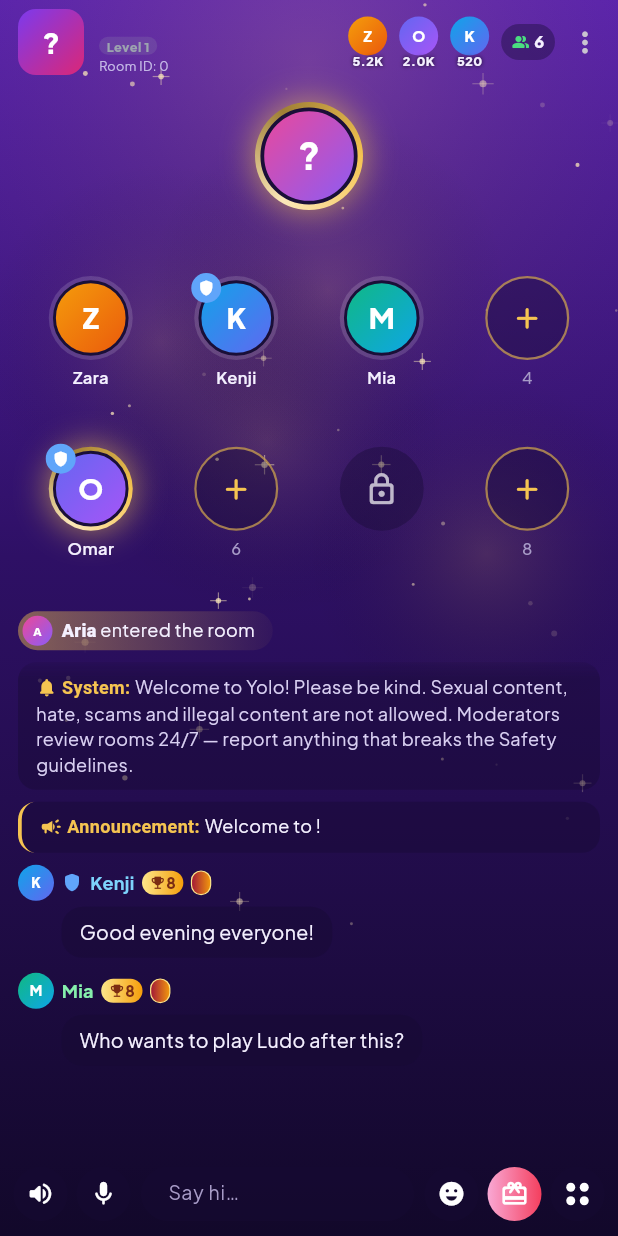
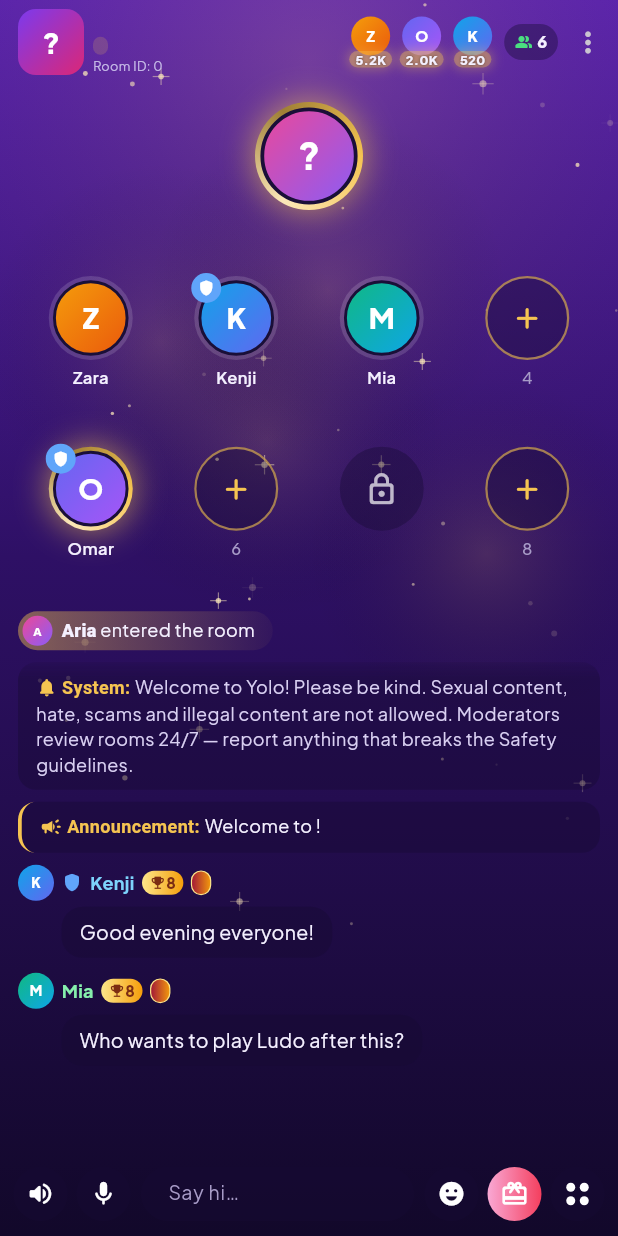
Before and after one commit to zirango-in/Yolo, a Flutter app: the RoomScreen screen opened directly with empty values, on a phone screen of 412 x 824 dp. Run offline on Flutter 3.47's test engine with Material 3 defaults, Android fonts, the phone set to English and light mode, and no system bars; drawn by our look-alikes of flutter_animate; our stand-ins replace dio, file_picker, flutter_riverpod, go_router, google_fonts, image_picker and 3 more; accounts and stored records are empty.

Commit message:
Room header: category word, attached Charms tags, balanced spacing
Show the room's category instead of the level, Charms numbers on a soft
theme-coloured tag attached to each picture, name block closer to the
room picture, and less gap between the online count and the menu.

Co-Authored-By: Claude Opus 5.5 <noreply@anthropic.com>
Claude-Session: https://claude.ai/code/session_011j6Udd9i9WvrsVGvFvhCn9

```diff
--- a/app/lib/features/room/room_screen.dart
+++ b/app/lib/features/room/room_screen.dart
@@ -9,7 +9,6 @@ import 'package:material_ui/material_ui.dart';
 import '../../core/theme.dart';
 import '../../data/models.dart';
 import '../../data/providers.dart';
-import '../../data/room_levels.dart';
 import '../../data/room_look.dart';
 import '../../data/settings_providers.dart';
 import '../../data/social_providers.dart';
@@ -222,17 +221,15 @@ class _Header extends ConsumerWidget {
 
   @override
   Widget build(BuildContext context, WidgetRef ref) {
-    final (name, cover, exp, locked, contributions, online, groupId) =
-        ref.watch(roomProvider(room).select((s) => (s.name, s.coverPath, s.exp, s.password.isNotEmpty, s.contributions, s.onlineCount, s.groupId)));
+    final (name, cover, tag, locked, contributions, online, groupId) =
+        ref.watch(roomProvider(room).select((s) => (s.name, s.coverPath, s.tag, s.password.isNotEmpty, s.contributions, s.onlineCount, s.groupId)));
     final ctrl = ref.read(roomProvider(room).notifier);
     final look = RoomLookScope.of(context);
-    final lvl = levelForExp(exp).level;
-    final levelColor = roomLevelColors(lvl).first;
     // Group chip: only while no group is linked, and only for people who can link one.
     final showGroup = groupId == null && ctrl.canManage;
 
     return Padding(
-      padding: const EdgeInsets.fromLTRB(12, 6, 2, 0),
+      padding: const EdgeInsets.fromLTRB(12, 6, 0, 0),
       child: Column(crossAxisAlignment: CrossAxisAlignment.start, children: [
         Row(children: [
           Expanded(
@@ -245,7 +242,7 @@ class _Header extends ConsumerWidget {
                 onTap: () => showRoomInfoSheet(context, ref, room),
                 child: Row(children: [
                   RoomCover(room: room, name: name, coverPath: cover, size: 44, radius: 12),
-                  const SizedBox(width: 10),
+                  const SizedBox(width: 6),
                   Flexible(
                     child: Column(crossAxisAlignment: CrossAxisAlignment.start, mainAxisSize: MainAxisSize.min, children: [
                       Row(mainAxisSize: MainAxisSize.min, children: [
@@ -255,8 +252,8 @@ class _Header extends ConsumerWidget {
                       const SizedBox(height: 2),
                       Container(
                         padding: const EdgeInsets.symmetric(horizontal: 5, vertical: 1),
-                        decoration: BoxDecoration(color: levelColor.withValues(alpha: 0.18), borderRadius: BorderRadius.circular(6)),
-                        child: Text('Level $lvl', style: TextStyle(fontSize: 8.5, fontWeight: FontWeight.w800, color: levelColor, height: 1.2)),
+                        decoration: BoxDecoration(color: look.accent.withValues(alpha: 0.18), borderRadius: BorderRadius.circular(6)),
+                        child: Text(tag, style: TextStyle(fontSize: 8.5, fontWeight: FontWeight.w800, color: look.accent, height: 1.2)),
                       ),
                       const SizedBox(height: 2),
                       Text('Room ID: ${room.id}', maxLines: 1, overflow: TextOverflow.ellipsis, style: const TextStyle(fontSize: 8.5, color: Color(0xFFC4B8E6), height: 1.2)),
@@ -288,7 +285,7 @@ class _Header extends ConsumerWidget {
               ),
             ),
           ),
-          IconButton(tooltip: 'Room menu', visualDensity: VisualDensity.compact, padding: EdgeInsets.zero, constraints: const BoxConstraints(minWidth: 36, minHeight: 40), icon: const Icon(Icons.more_vert_rounded, size: 22), onPressed: onMenu),
+          IconButton(tooltip: 'Room menu', visualDensity: VisualDensity.compact, padding: EdgeInsets.zero, constraints: const BoxConstraints(minWidth: 30, minHeight: 40), icon: const Icon(Icons.more_vert_rounded, size: 22), onPressed: onMenu),
         ]),
         if (showGroup)
           Padding(
@@ -352,6 +349,7 @@ class _TopContributors extends StatelessWidget {
   @override
   Widget build(BuildContext context) {
     if (rows.isEmpty) return const SizedBox.shrink();
+    final look = RoomLookScope.of(context);
     return Semantics(
       button: true,
       excludeSemantics: true,
@@ -369,17 +367,21 @@ class _TopContributors extends StatelessWidget {
                 height: 34,
                 child: Stack(alignment: Alignment.topCenter, clipBehavior: Clip.none, children: [
                   YoloAvatar(user: u, size: 26, plain: true),
-                  // Transparent tag: just the number, with a soft shadow so it reads on every theme.
+                  // Number tag attached to the picture's bottom edge, on a soft blurred theme-colour glow.
                   Positioned(
                     bottom: 0,
-                    child: Text(
-                      compactCount(charms),
-                      textAlign: TextAlign.center,
-                      style: const TextStyle(
-                        fontSize: 8.5,
-                        fontWeight: FontWeight.w800,
-                        height: 1.1,
-                        shadows: [Shadow(color: Colors.black87, blurRadius: 3)],
+                    child: Container(
+                      constraints: const BoxConstraints(minWidth: 24),
+                      padding: const EdgeInsets.symmetric(horizontal: 4, vertical: 1),
+                      decoration: BoxDecoration(
+                        color: look.accent.withValues(alpha: 0.35),
+                        borderRadius: BorderRadius.circular(7),
+                        boxShadow: [BoxShadow(color: look.accent.withValues(alpha: 0.35), blurRadius: 6, spreadRadius: 1)],
+                      ),
+                      child: Text(
+                        compactCount(charms),
+                        textAlign: TextAlign.center,
+                        style: const TextStyle(fontSize: 8.5, fontWeight: FontWeight.w800, height: 1.1, shadows: [Shadow(color: Colors.black54, blurRadius: 2)]),
                       ),
                     ),
                   ),
```
Also changed, not shown: 1 other file.
